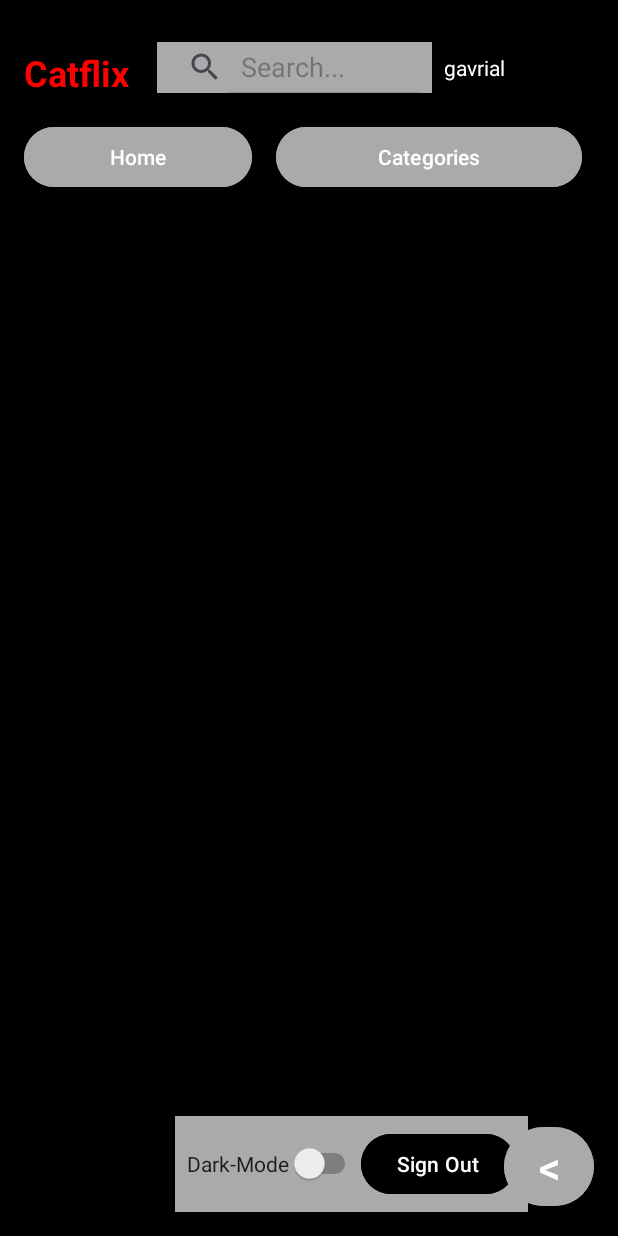
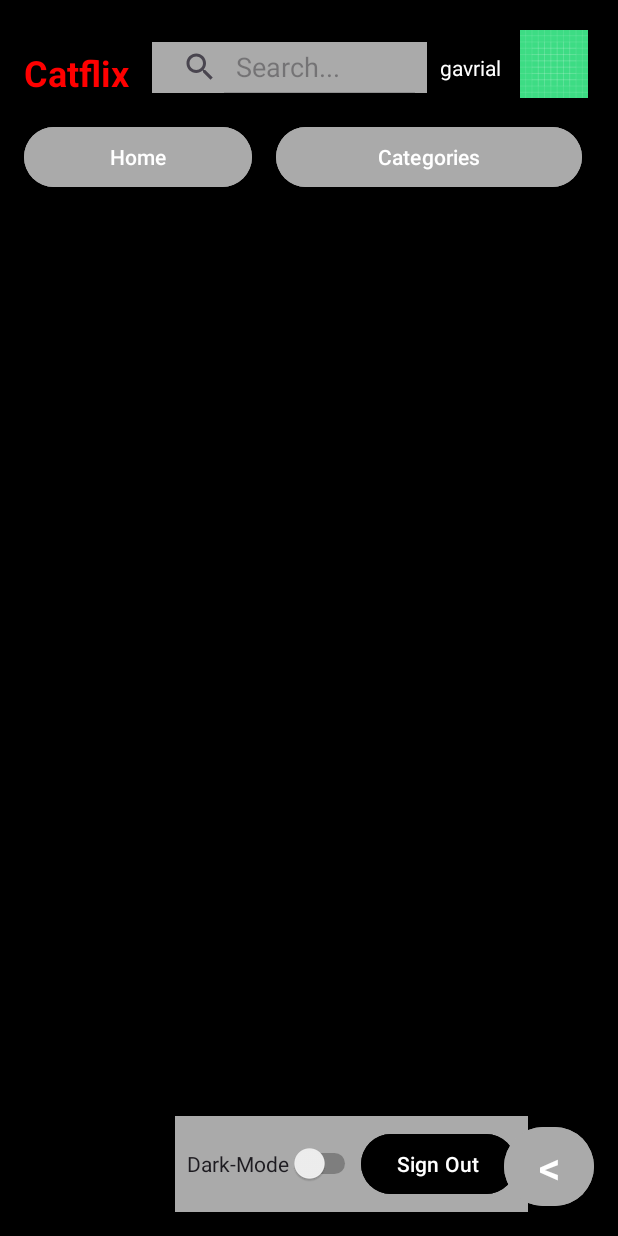
Before and after one commit to gaverver/netflixproject24-25, an Android app: the MenuFragment screen opened directly, with no data from a screen before it, on a phone screen of 412 x 824 dp. Run offline under Robolectric (Android 15) with nearby library versions, the phone set to English and light mode, and no system bars; our stand-ins replace Room's generated code.

Commit message:
decorate menu fragment

```diff
--- a/src/android/app/src/main/java/com/example/netflix/fragments/MenuFragment.java
+++ b/src/android/app/src/main/java/com/example/netflix/fragments/MenuFragment.java
@@ -55,6 +55,8 @@ public class MenuFragment extends Fragment {
     private Button signOutButton;
     private View rootView;
 
+    private TextView userName;
+
     public MenuFragment() {
         // empty
     }
@@ -73,6 +75,7 @@ public class MenuFragment extends Fragment {
         adminButton = rootView.findViewById(R.id.administration_page_button);
         categoriesButton = rootView.findViewById(R.id.categories_page_button);
         signOutButton = rootView.findViewById(R.id.sign_out_button);
+        userName = rootView.findViewById(R.id.userName);
 
         // getting if the user is an admin through the sharedPreference
         SharedPreferences sharedPreferences = MyApplication.getAppContext().getSharedPreferences("MyPrefs", Context.MODE_PRIVATE);
@@ -99,7 +102,6 @@ public class MenuFragment extends Fragment {
     }
 
     private void getsUserDetails(SharedPreferences sharedPreferences) {
-        TextView userName = rootView.findViewById(R.id.userName);
         ImageView userPic = rootView.findViewById(R.id.userPic);
         // gets the user's name and picture to show it on the screen
         String userId = sharedPreferences.getString("userId", null);
@@ -212,6 +214,7 @@ public class MenuFragment extends Fragment {
         menuBar.startAnimation(slideAnimation);
     }
 
+    // update the theme according to the current state
     private void updateTheme() {
         // first, put the mode in the shared preference
         SharedPreferences sharedPreferences = MyApplication.getAppContext().getSharedPreferences("MyPrefs", Context.MODE_PRIVATE);
@@ -229,6 +232,6 @@ public class MenuFragment extends Fragment {
         homeButton.setTextColor(getResources().getColor(textColor));
         categoriesButton.setTextColor(getResources().getColor(textColor));
         adminButton.setTextColor(getResources().getColor(textColor));
-        // ... update other views as needed
+        userName.setTextColor(getResources().getColor(textColor));
     }
 }
--- a/src/android/app/src/main/res/layout/fragment_menu.xml
+++ b/src/android/app/src/main/res/layout/fragment_menu.xml
@@ -21,6 +21,7 @@
         android:layout_alignParentTop="true" />
 
     <!-- search view for searching for movies -->
+
     <SearchView
         android:id="@+id/navigateButton"
         android:layout_width="183dp"
@@ -28,7 +29,7 @@
         android:layout_alignParentTop="true"
         android:layout_alignParentEnd="true"
         android:layout_marginTop="28dp"
-        android:layout_marginEnd="124dp"
+        android:layout_marginEnd="127dp"
         android:background="@android:color/darker_gray"
         android:iconifiedByDefault="false"
         android:queryHint="Search..." />
@@ -39,18 +40,20 @@
         android:layout_height="wrap_content"
         android:layout_alignParentEnd="true"
         android:layout_marginTop="35dp"
-        android:layout_marginEnd="75dp"
+        android:layout_marginEnd="78dp"
         android:text="gavrial"
         android:textColor="@color/white"
         android:textSize="14sp" />
 
     <ImageView
         android:id="@+id/userPic"
-        android:layout_width="73dp"
+        android:layout_width="45dp"
         android:layout_height="45dp"
         android:layout_alignParentEnd="true"
         android:layout_marginTop="20dp"
-        android:layout_marginEnd="0dp" />
+        android:layout_marginEnd="20dp"
+        android:src="@drawable/ic_launcher_background"
+        android:scaleType="centerCrop" />
 
     <!-- LinearLayout for Home, Categories, and Administration buttons -->
     <LinearLayout
```
